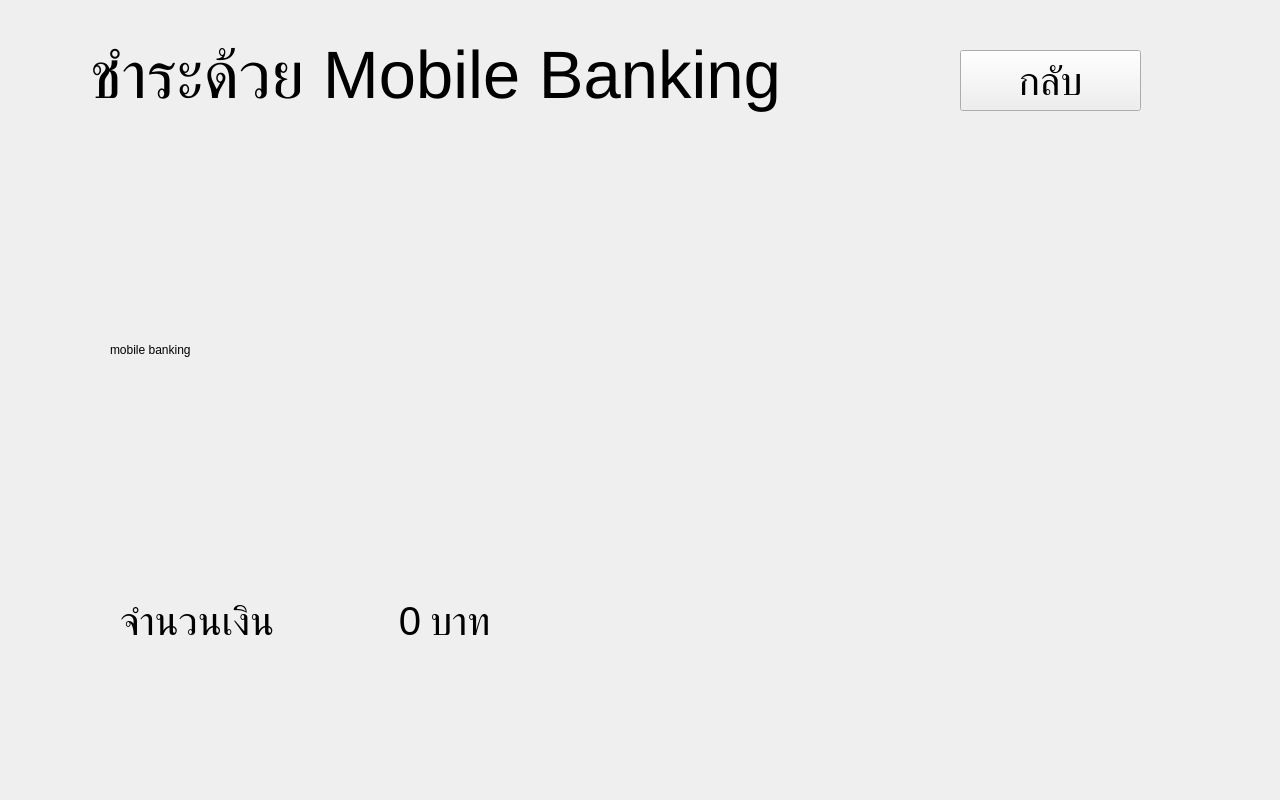
This is ui/mobile_banking.ui in napassadol/rent_room_pyqt as Qt 5 draws it before an edit. The edited form follows.
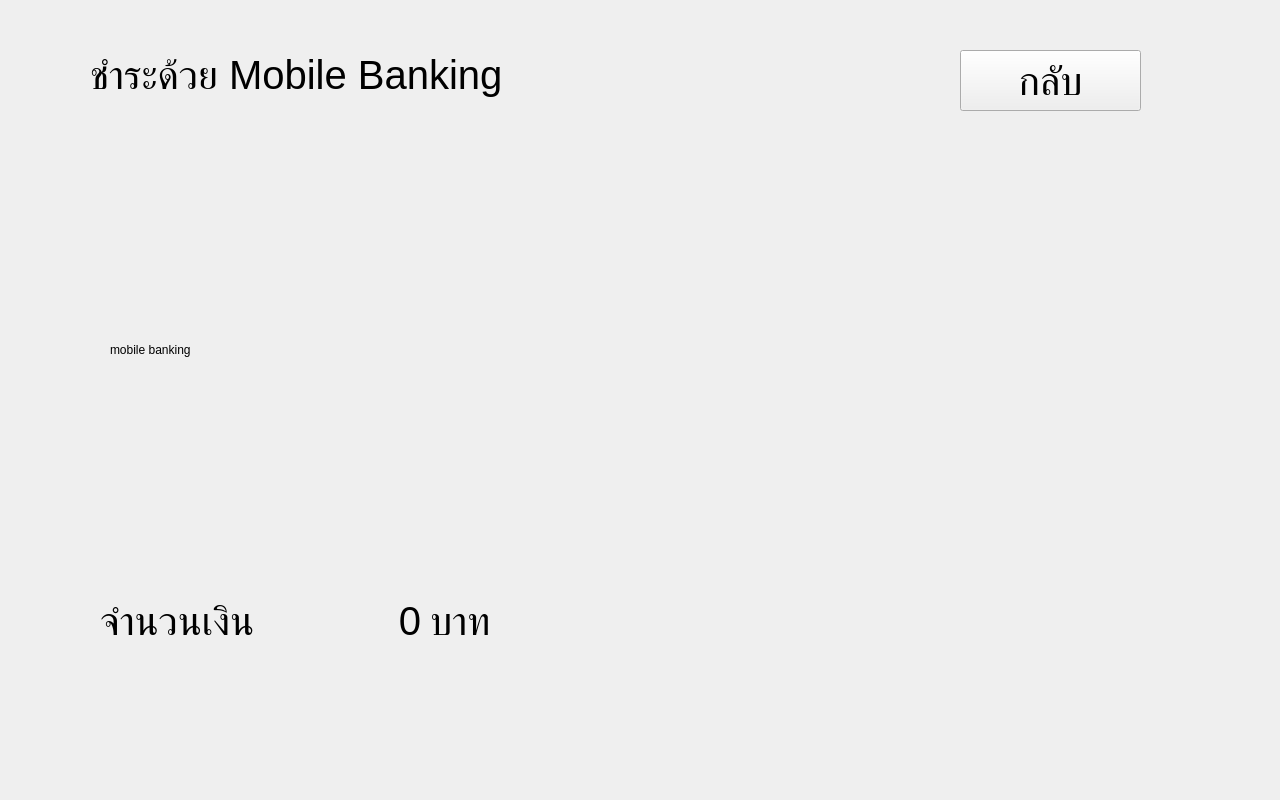
This is the edited form. Icons and pictures are not drawn.

```diff
--- a/ui/mobile_banking.ui
+++ b/ui/mobile_banking.ui
@@ -33,7 +33,7 @@
     </property>
     <property name="font">
      <font>
-      <pointsize>50</pointsize>
+      <pointsize>30</pointsize>
      </font>
     </property>
     <property name="text">
@@ -43,9 +43,9 @@
    <widget class="QLabel" name="label_2">
     <property name="geometry">
      <rect>
-      <x>120</x>
+      <x>100</x>
       <y>590</y>
-      <width>171</width>
+      <width>191</width>
       <height>61</height>
      </rect>
     </property>
```
